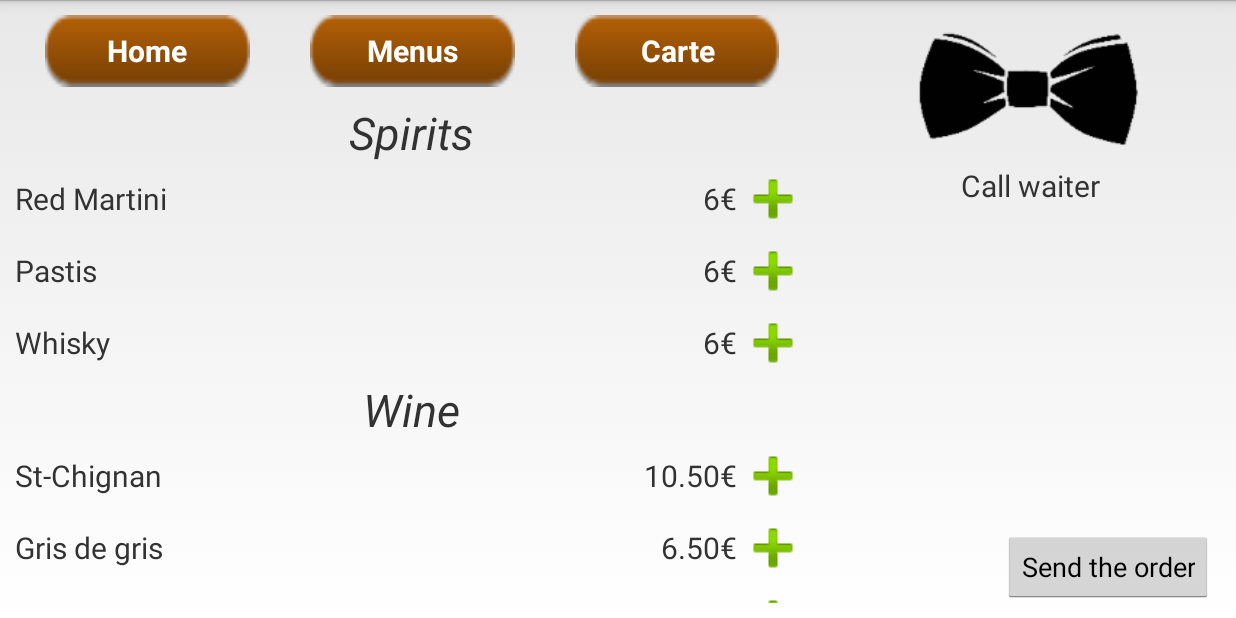
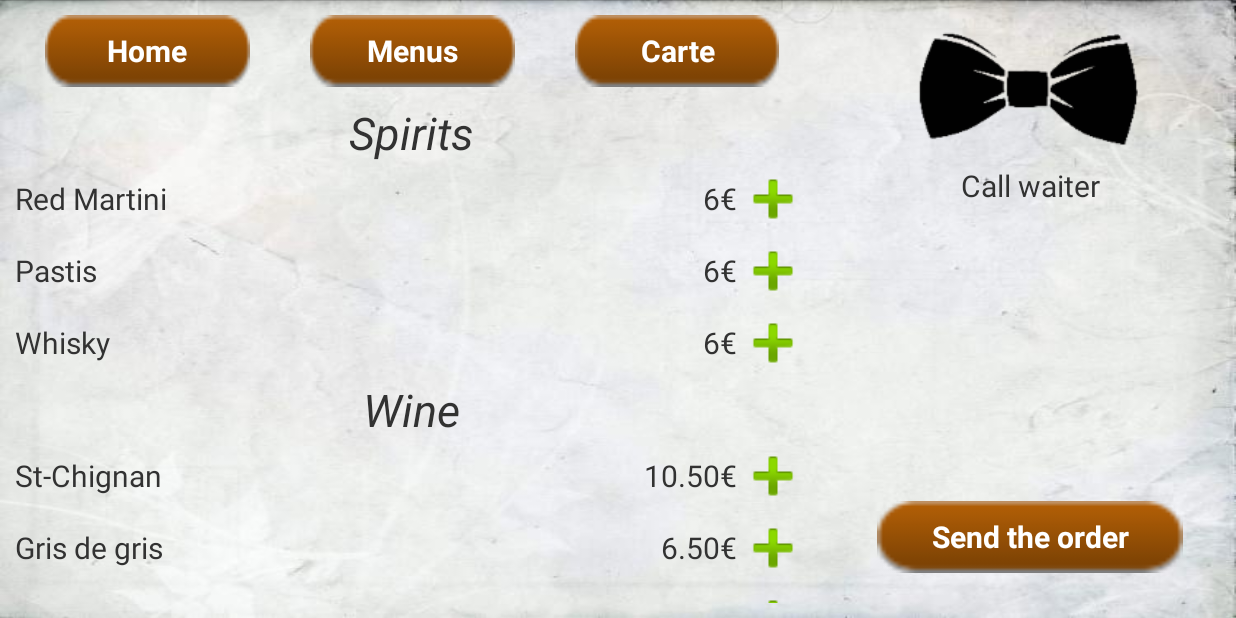
Before and after one commit to ThibaultGigant/ProjetIHM, an Android app: the CarteBoissonsActivity screen opened directly, with no data from a screen before it, on a phone screen of 824 x 412 dp (held sideways). Run offline under Robolectric (Android 15) with nearby library versions, the phone set to English and light mode, and no system bars; 5 statements that could not run were skipped.

Commit message:
Ajout wallpaper

```diff
--- a/Client/app/src/main/res/layout/activity_carte.xml
+++ b/Client/app/src/main/res/layout/activity_carte.xml
@@ -1,4 +1,5 @@
 <FrameLayout xmlns:android="http://schemas.android.com/apk/res/android"
+	android:background="@drawable/wallpaper"
 	android:layout_width="match_parent"
 	android:layout_height="match_parent">
 	<LinearLayout
--- a/Client/app/src/main/res/layout/activity_carte_boissons.xml
+++ b/Client/app/src/main/res/layout/activity_carte_boissons.xml
@@ -1,6 +1,7 @@
 <FrameLayout xmlns:android="http://schemas.android.com/apk/res/android"
     android:layout_width="match_parent"
-    android:layout_height="match_parent">
+    android:layout_height="match_parent"
+    android:background="@drawable/wallpaper">
     <LinearLayout
         xmlns:tools="http://schemas.android.com/tools"
         android:layout_width="match_parent"
--- a/Client/app/src/main/res/layout/activity_carte_desserts.xml
+++ b/Client/app/src/main/res/layout/activity_carte_desserts.xml
@@ -1,6 +1,7 @@
 <FrameLayout xmlns:android="http://schemas.android.com/apk/res/android"
     android:layout_width="match_parent"
-    android:layout_height="match_parent">
+    android:layout_height="match_parent"
+    android:background="@drawable/wallpaper">
     <LinearLayout
         xmlns:tools="http://schemas.android.com/tools"
         android:layout_width="match_parent"
--- a/Client/app/src/main/res/layout/activity_carte_entrees.xml
+++ b/Client/app/src/main/res/layout/activity_carte_entrees.xml
@@ -1,7 +1,8 @@
 <?xml version="1.0" encoding="utf-8"?>
 <FrameLayout xmlns:android="http://schemas.android.com/apk/res/android"
     android:layout_width="match_parent"
-    android:layout_height="match_parent">
+    android:layout_height="match_parent"
+    android:background="@drawable/wallpaper">
     <LinearLayout
         xmlns:tools="http://schemas.android.com/tools"
         android:layout_width="match_parent"
--- a/Client/app/src/main/res/layout/activity_carte_plats.xml
+++ b/Client/app/src/main/res/layout/activity_carte_plats.xml
@@ -1,7 +1,8 @@
 <?xml version="1.0" encoding="utf-8"?>
 <FrameLayout xmlns:android="http://schemas.android.com/apk/res/android"
     android:layout_width="match_parent"
-    android:layout_height="match_parent">
+    android:layout_height="match_parent"
+    android:background="@drawable/wallpaper">
     <LinearLayout
         xmlns:tools="http://schemas.android.com/tools"
         android:layout_width="match_parent"
--- a/Client/app/src/main/res/layout/activity_main.xml
+++ b/Client/app/src/main/res/layout/activity_main.xml
@@ -1,5 +1,6 @@
 <ScrollView
     xmlns:android="http://schemas.android.com/apk/res/android"
+    android:background="@drawable/wallpaper"
     android:layout_width="fill_parent"
     android:layout_height="fill_parent">
     <LinearLayout xmlns:android="http://schemas.android.com/apk/res/android"
--- a/Client/app/src/main/res/layout/activity_menu_a.xml
+++ b/Client/app/src/main/res/layout/activity_menu_a.xml
@@ -1,6 +1,7 @@
 <FrameLayout xmlns:android="http://schemas.android.com/apk/res/android"
     android:layout_width="match_parent"
-    android:layout_height="match_parent">
+    android:layout_height="match_parent"
+    android:background="@drawable/wallpaper">
     <LinearLayout
         xmlns:tools="http://schemas.android.com/tools"
         android:layout_width="match_parent"
--- a/Client/app/src/main/res/layout/activity_menu_b.xml
+++ b/Client/app/src/main/res/layout/activity_menu_b.xml
@@ -1,6 +1,7 @@
 <FrameLayout xmlns:android="http://schemas.android.com/apk/res/android"
     android:layout_width="match_parent"
-    android:layout_height="match_parent">
+    android:layout_height="match_parent"
+    android:background="@drawable/wallpaper">
     <LinearLayout
         xmlns:tools="http://schemas.android.com/tools"
         android:layout_width="match_parent"
--- a/Client/app/src/main/res/layout/activity_menu_c.xml
+++ b/Client/app/src/main/res/layout/activity_menu_c.xml
@@ -1,6 +1,7 @@
 <FrameLayout xmlns:android="http://schemas.android.com/apk/res/android"
     android:layout_width="match_parent"
-    android:layout_height="match_parent">
+    android:layout_height="match_parent"
+    android:background="@drawable/wallpaper">
 
     <LinearLayout
         xmlns:tools="http://schemas.android.com/tools"
--- a/Client/app/src/main/res/layout/activity_menu_d.xml
+++ b/Client/app/src/main/res/layout/activity_menu_d.xml
@@ -1,6 +1,7 @@
 <FrameLayout xmlns:android="http://schemas.android.com/apk/res/android"
     android:layout_width="match_parent"
-    android:layout_height="match_parent">
+    android:layout_height="match_parent"
+    android:background="@drawable/wallpaper">
     <LinearLayout
         xmlns:tools="http://schemas.android.com/tools"
         android:layout_width="match_parent"
--- a/Client/app/src/main/res/layout/activity_menus.xml
+++ b/Client/app/src/main/res/layout/activity_menus.xml
@@ -1,6 +1,7 @@
 <FrameLayout xmlns:android="http://schemas.android.com/apk/res/android"
     android:layout_width="match_parent"
-    android:layout_height="match_parent">
+    android:layout_height="match_parent"
+    android:background="@drawable/wallpaper">
     <LinearLayout
         xmlns:tools="http://schemas.android.com/tools"
         android:layout_width="match_parent"
--- a/Client/app/src/main/res/layout/right_side_bar.xml
+++ b/Client/app/src/main/res/layout/right_side_bar.xml
@@ -51,10 +51,18 @@
 
 
     <Button
-        android:layout_width="wrap_content"
+        android:layout_width="match_parent"
         android:layout_height="wrap_content"
         android:layout_gravity="bottom|end"
         android:onClick="goToBilan"
+        android:background="@drawable/button"
+        android:textSize="20sp"
+        android:layout_marginLeft="20dp"
+        android:layout_marginRight="20dp"
+        android:layout_marginTop="20dp"
+        android:layout_marginBottom="20dp"
+        android:textColor="#FFF"
+        android:textStyle="bold"
         android:text="@string/validation" />
 
 </LinearLayout>
```
Also changed, not shown: Client/app/src/main/res/drawable-hdpi/wallpaper.jpg (added), Client/app/src/main/res/drawable-ldpi/wallpaper.jpg (added), Client/app/src/main/res/drawable-mdpi/wallpaper.jpg (added), Client/app/src/main/res/drawable-tvdpi/wallpaper.jpg (added), Client/app/src/main/res/drawable-xhdpi/wallpaper.jpg (added), Client/app/src/main/res/drawable-xxhdpi/wallpaper.jpg (added), Client/app/src/main/res/drawable-xxxhdpi/wallpaper.jpg (added).
